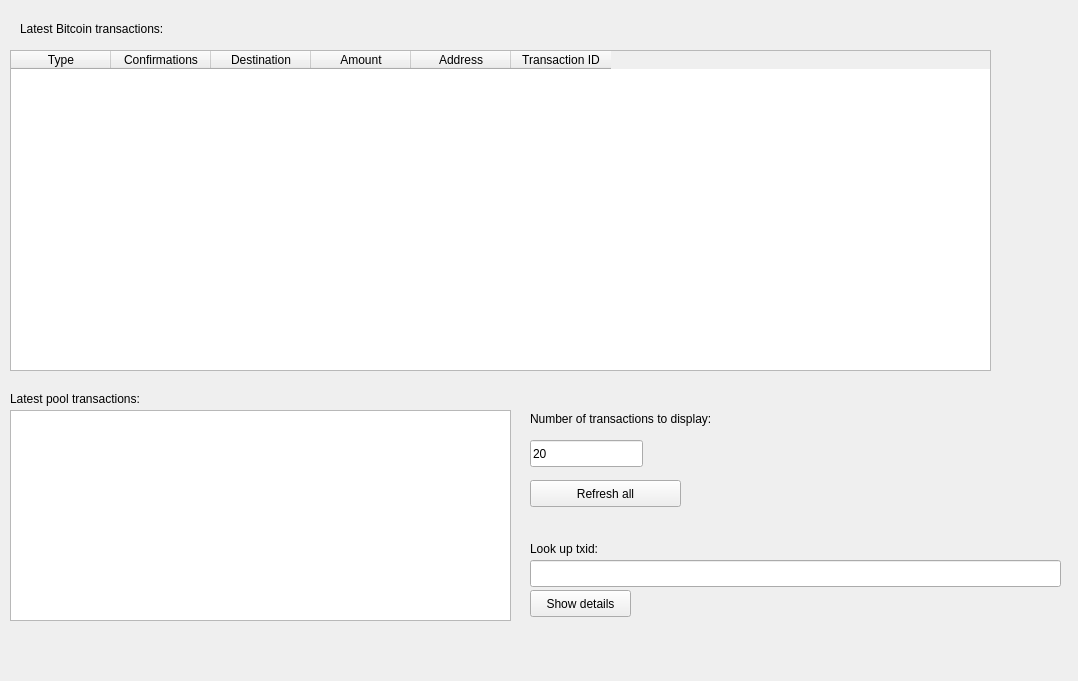
Open-Transactions/Moneychanger, file src/gui/widgets/btctransactionmanager.ui: the form before one commit.
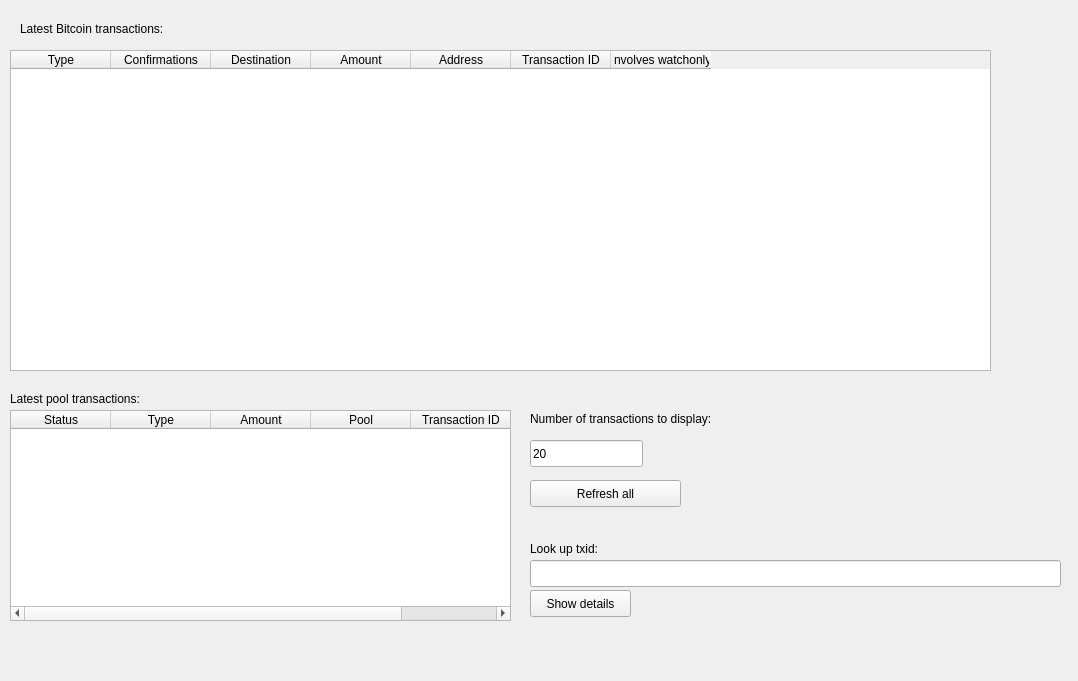
The form after the commit.

The edit to the form file:
```diff
--- a/src/gui/widgets/btctransactionmanager.ui
+++ b/src/gui/widgets/btctransactionmanager.ui
@@ -52,6 +52,11 @@
      <string>Transaction ID</string>
     </property>
    </column>
+   <column>
+    <property name="text">
+     <string>Involves watchonly</string>
+    </property>
+   </column>
   </widget>
   <widget class="QLabel" name="label">
    <property name="geometry">
@@ -88,6 +93,31 @@
      <height>211</height>
     </rect>
    </property>
+   <column>
+    <property name="text">
+     <string>Status</string>
+    </property>
+   </column>
+   <column>
+    <property name="text">
+     <string>Type</string>
+    </property>
+   </column>
+   <column>
+    <property name="text">
+     <string>Amount</string>
+    </property>
+   </column>
+   <column>
+    <property name="text">
+     <string>Pool</string>
+    </property>
+   </column>
+   <column>
+    <property name="text">
+     <string>Transaction ID</string>
+    </property>
+   </column>
   </widget>
   <widget class="QPushButton" name="buttonRefresh">
    <property name="geometry">
```
